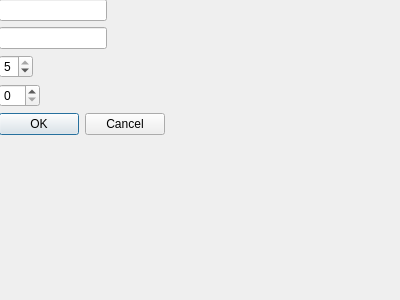
Old version of the form BloomWhisk/addmatchadialog.ui in the repository LuciaYSeApago/cpp-bloom-whisk.
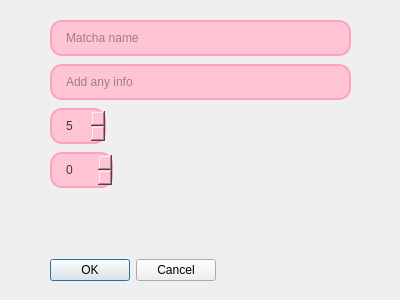
New version of the form.

Diff of the .ui file:
```diff
--- a/BloomWhisk/addmatchadialog.ui
+++ b/BloomWhisk/addmatchadialog.ui
@@ -16,41 +16,215 @@
   <widget class="QWidget" name="formLayoutWidget">
    <property name="geometry">
     <rect>
-     <x>-1</x>
-     <y>-1</y>
-     <width>401</width>
-     <height>301</height>
+     <x>10</x>
+     <y>10</y>
+     <width>381</width>
+     <height>281</height>
     </rect>
    </property>
-   <layout class="QFormLayout" name="formLayout">
-    <item row="0" column="0">
-     <widget class="QLineEdit" name="nameLineEdit"/>
-    </item>
-    <item row="1" column="0">
-     <widget class="QLineEdit" name="infoLineEdit"/>
-    </item>
-    <item row="2" column="0">
-     <widget class="QSpinBox" name="ratingSpingBox">
-      <property name="minimum">
-       <number>1</number>
+   <layout class="QHBoxLayout" name="horizontalLayout_3">
+    <property name="spacing">
+     <number>0</number>
+    </property>
+    <item>
+     <spacer name="horizontalSpacer">
+      <property name="orientation">
+       <enum>Qt::Orientation::Horizontal</enum>
       </property>
-      <property name="maximum">
-       <number>5</number>
+      <property name="sizeType">
+       <enum>QSizePolicy::Policy::Fixed</enum>
       </property>
-      <property name="value">
-       <number>5</number>
+      <property name="sizeHint" stdset="0">
+       <size>
+        <width>40</width>
+        <height>20</height>
+       </size>
       </property>
-     </widget>
+     </spacer>
     </item>
-    <item row="3" column="0">
-     <widget class="QSpinBox" name="consumedSpingBox"/>
+    <item>
+     <layout class="QVBoxLayout" name="verticalLayout_3">
+      <property name="spacing">
+       <number>8</number>
+      </property>
+      <item>
+       <spacer name="verticalSpacer">
+        <property name="orientation">
+         <enum>Qt::Orientation::Vertical</enum>
+        </property>
+        <property name="sizeType">
+         <enum>QSizePolicy::Policy::Fixed</enum>
+        </property>
+        <property name="sizeHint" stdset="0">
+         <size>
+          <width>20</width>
+          <height>10</height>
+         </size>
+        </property>
+       </spacer>
+      </item>
+      <item>
+       <widget class="QLineEdit" name="nameLineEdit">
+        <property name="sizePolicy">
+         <sizepolicy hsizetype="Expanding" vsizetype="Fixed">
+          <horstretch>0</horstretch>
+          <verstretch>0</verstretch>
+         </sizepolicy>
+        </property>
+        <property name="styleSheet">
+         <string notr="true">QLineEdit {
+	background-color: #FFC4D4;
+    color: #3D3542;
+    border: 2px solid #FDA2BC;
+    border-radius: 12px;
+    padding: 8px 12px;
+}</string>
+        </property>
+        <property name="placeholderText">
+         <string>Matcha name</string>
+        </property>
+       </widget>
+      </item>
+      <item>
+       <widget class="QLineEdit" name="infoLineEdit">
+        <property name="sizePolicy">
+         <sizepolicy hsizetype="Expanding" vsizetype="Fixed">
+          <horstretch>0</horstretch>
+          <verstretch>0</verstretch>
+         </sizepolicy>
+        </property>
+        <property name="styleSheet">
+         <string notr="true">QLineEdit {
+	background-color: #FFC4D4;
+    color: #3D3542;
+    border: 2px solid #FDA2BC;
+    border-radius: 12px;
+    padding: 8px 12px;
+}</string>
+        </property>
+        <property name="placeholderText">
+         <string>Add any info</string>
+        </property>
+       </widget>
+      </item>
+      <item>
+       <widget class="QSpinBox" name="ratingSpingBox">
+        <property name="sizePolicy">
+         <sizepolicy hsizetype="Fixed" vsizetype="Fixed">
+          <horstretch>0</horstretch>
+          <verstretch>0</verstretch>
+         </sizepolicy>
+        </property>
+        <property name="styleSheet">
+         <string notr="true">QSpinBox {
+	background-color: #FFC4D4;
+    color: #3D3542;
+    border: 2px solid #FDA2BC;
+    border-radius: 12px;
+    padding: 8px 12px;
+}</string>
+        </property>
+        <property name="minimum">
+         <number>1</number>
+        </property>
+        <property name="maximum">
+         <number>5</number>
+        </property>
+        <property name="value">
+         <number>5</number>
+        </property>
+       </widget>
+      </item>
+      <item>
+       <widget class="QSpinBox" name="consumedSpingBox">
+        <property name="sizePolicy">
+         <sizepolicy hsizetype="Fixed" vsizetype="Fixed">
+          <horstretch>0</horstretch>
+          <verstretch>0</verstretch>
+         </sizepolicy>
+        </property>
+        <property name="styleSheet">
+         <string notr="true">QSpinBox {
+	background-color: #FFC4D4;
+    color: #3D3542;
+    border: 2px solid #FDA2BC;
+    border-radius: 12px;
+    padding: 8px 12px;
+}</string>
+        </property>
+       </widget>
+      </item>
+      <item>
+       <spacer name="verticalSpacer_3">
+        <property name="orientation">
+         <enum>Qt::Orientation::Vertical</enum>
+        </property>
+        <property name="sizeHint" stdset="0">
+         <size>
+          <width>20</width>
+          <height>40</height>
+         </size>
+        </property>
+       </spacer>
+      </item>
+      <item>
+       <widget class="QDialogButtonBox" name="buttonBox">
+        <property name="sizePolicy">
+         <sizepolicy hsizetype="Fixed" vsizetype="Fixed">
+          <horstretch>0</horstretch>
+          <verstretch>0</verstretch>
+         </sizepolicy>
+        </property>
+        <property name="styleSheet">
+         <string notr="true">QDialogButtonBox {
+	background-color: #FFC4D4;
+    color: #3D3542;
+    border: 2px solid #FDA2BC;
+    border-radius: 12px;
+    padding: 8px 12px;
+}</string>
+        </property>
+        <property name="standardButtons">
+         <set>QDialogButtonBox::StandardButton::Cancel|QDialogButtonBox::StandardButton::Ok</set>
+        </property>
+        <property name="centerButtons">
+         <bool>true</bool>
+        </property>
+       </widget>
+      </item>
+      <item>
+       <spacer name="verticalSpacer_2">
+        <property name="orientation">
+         <enum>Qt::Orientation::Vertical</enum>
+        </property>
+        <property name="sizeType">
+         <enum>QSizePolicy::Policy::Fixed</enum>
+        </property>
+        <property name="sizeHint" stdset="0">
+         <size>
+          <width>20</width>
+          <height>10</height>
+         </size>
+        </property>
+       </spacer>
+      </item>
+     </layout>
     </item>
-    <item row="4" column="0">
-     <widget class="QDialogButtonBox" name="buttonBox">
-      <property name="standardButtons">
-       <set>QDialogButtonBox::StandardButton::Cancel|QDialogButtonBox::StandardButton::Ok</set>
+    <item>
+     <spacer name="horizontalSpacer_2">
+      <property name="orientation">
+       <enum>Qt::Orientation::Horizontal</enum>
       </property>
-     </widget>
+      <property name="sizeType">
+       <enum>QSizePolicy::Policy::Fixed</enum>
+      </property>
+      <property name="sizeHint" stdset="0">
+       <size>
+        <width>40</width>
+        <height>20</height>
+       </size>
+      </property>
+     </spacer>
     </item>
    </layout>
   </widget>
```
